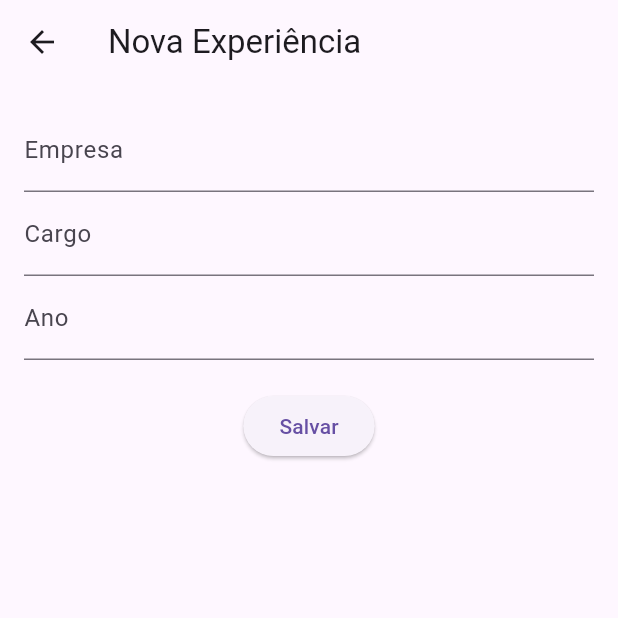
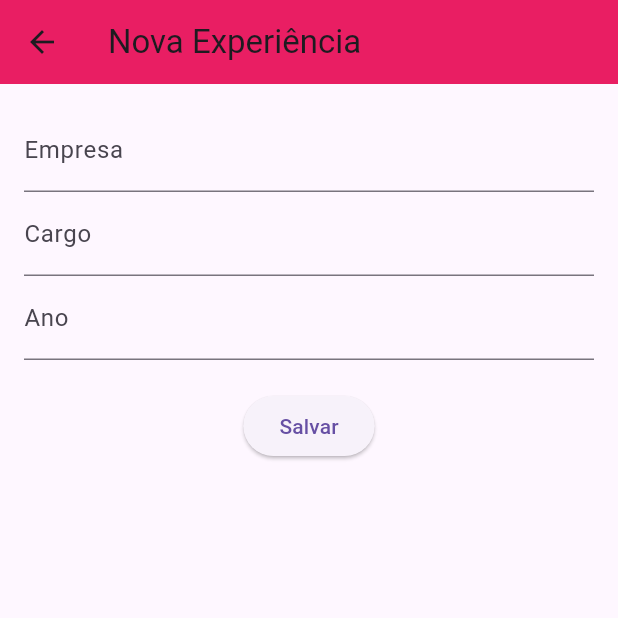
Before and after one commit to sophiaMileski/projeto_curriculo_dsdm, a Flutter app: the FormExperiencia screen opened directly, on a phone screen of 412 x 824 dp, the top half of it. Run offline on Flutter 3.47's test engine with Material 3 defaults, Android fonts, the phone set to English and light mode, and no system bars.

Commit message:
formulario de experiencia criado

```diff
--- a/lib/main.dart
+++ b/lib/main.dart
@@ -126,43 +126,49 @@ class _TelaExperienciaState extends State<TelaExperiencia> {
   }
 }
 
-class FormExperiencia extends StatelessWidget{
+class FormExperiencia extends StatelessWidget {
   @override
   Widget build(BuildContext context) {
     TextEditingController empresa = TextEditingController();
+    TextEditingController cargo = TextEditingController();
     TextEditingController ano = TextEditingController();
-    TextEditingController cargo = TextEditingController();
 
     return Scaffold(
-      appBar: AppBar(title: Text("Nova Experiência")),
+      appBar: AppBar(
+        title: Text("Nova Experiência"),
+        backgroundColor: Colors.pink,
+      ),
       body: Padding(
         padding: EdgeInsets.all(16),
         child: Column(
           children: [
-            TextField(controller: empresa, decoration: InputDecoration(labelText: "Empresa")),
-            TextField(controller: empresa, decoration: InputDecoration(labelText: "Cargo")),
-            TextField(controller: empresa, decoration: InputDecoration(labelText: "Ano")),
-
+            TextField(
+              controller: empresa,
+              decoration: InputDecoration(labelText: "Empresa"),
+            ),
+            TextField(
+              controller: cargo,
+              decoration: InputDecoration(labelText: "Cargo"),
+            ),
+            TextField(
+              controller: ano,
+              decoration: InputDecoration(labelText: "Ano"),
+            ),
             SizedBox(height: 20),
-
             ElevatedButton(
               onPressed: () {
-                if (empresa.text != '' &&
-                    cargo.text != '' &&
-                    ano.text != '' ) {
+                if (empresa.text != '' && cargo.text != '' && ano.text != '') {
                   Navigator.pop(
                     context,
-                    Experiencia(
-                      empresa.text, ano.text, cargo.text));
-
-                    }
-
+                    Experiencia(empresa.text, ano.text, cargo.text),
+                  );
+                }
               },
               child: Text("Salvar"),
-              )
+            ),
           ],
         ),
-        ),
+      ),
     );
   }
 }
```
